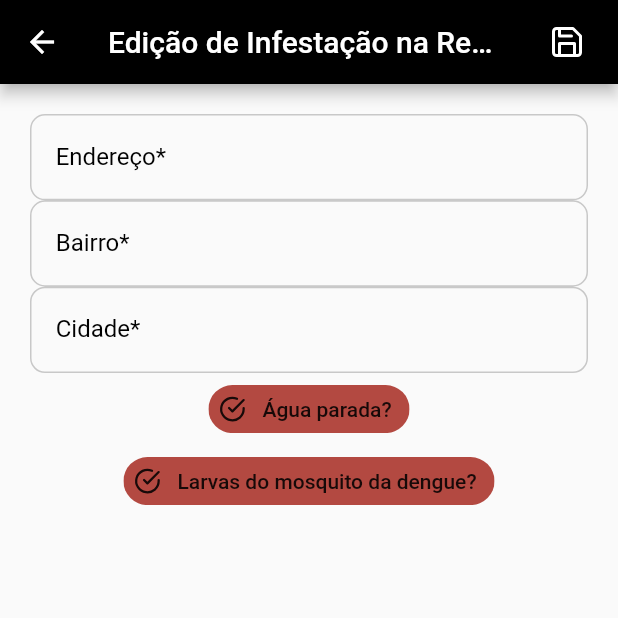
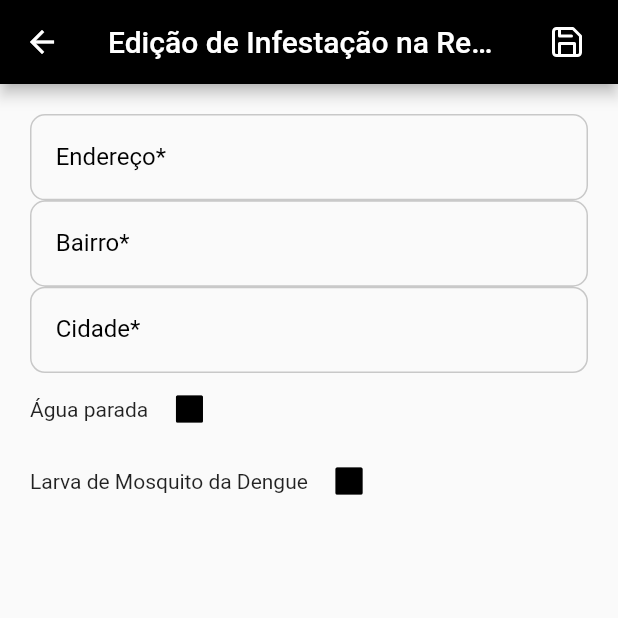
Before and after one commit to rp-5/dengue-frontend, a Flutter app: the RegionEdit screen opened directly, on a phone screen of 412 x 824 dp, the top half of it. Run offline on Flutter 3.47's test engine with Material 2 defaults, Android fonts, the phone set to English and light mode, and no system bars; our stand-ins replace animated_bottom_navigation_bar, flutter_feather_icons; Roboto replaces fonts that are missing (Proxima).

Commit message:
forms-checkboxes-styled

```diff
--- a/dengue/lib/src/pages/region_edit.dart
+++ b/dengue/lib/src/pages/region_edit.dart
@@ -17,6 +17,18 @@ class RegionEditState extends State<RegionEdit> {
   }
 
   Widget getBody() {
+    Color getColor(Set<MaterialState> states) {
+      const Set<MaterialState> interactiveStates = <MaterialState>{
+        MaterialState.pressed,
+        MaterialState.hovered,
+        MaterialState.focused,
+      };
+      if (states.any(interactiveStates.contains)) {
+        return Colors.blue;
+      }
+      return Colors.black;
+    }
+
     return Scaffold(
       appBar: AppBar(
         title: const Text('Edição de Infestação na Região'),
@@ -45,29 +57,33 @@ class RegionEditState extends State<RegionEdit> {
               TextFormField(
                 decoration: const InputDecoration(labelText: 'Cidade*'),
               ),
-              ChoiceChip(
-                label: const Text('Água parada?'),
-                selected: isSelectedAgua,
-                selectedColor: const Color.fromARGB(255, 55, 192, 59),
-                backgroundColor: const Color.fromARGB(255, 179, 73, 65),
-                avatar: const Icon(FeatherIcons.checkCircle),
-                onSelected: (newBoolValue) {
+              Row(
+                children: [
+                  const Text('Água parada '),
+                  Checkbox(
+                    fillColor: MaterialStateProperty.resolveWith(getColor),
+                    value: isSelectedAgua,
+                    onChanged: (bool? value) {
                       setState(() {
-                    isSelectedAgua = newBoolValue;
+                        isSelectedAgua = value!;
                       });
                     },
                   ),
-              ChoiceChip(
-                label: const Text('Larvas do mosquito da dengue?'),
-                selected: isSelectedLarva,
-                selectedColor: const Color.fromARGB(255, 55, 192, 59),
-                backgroundColor: const Color.fromARGB(255, 179, 73, 65),
-                avatar: const Icon(FeatherIcons.checkCircle),
-                onSelected: (newBoolValue) {
+                ],
+              ),
+              Row(
+                children: [
+                  const Text('Larva de Mosquito da Dengue '),
+                  Checkbox(
+                    fillColor: MaterialStateProperty.resolveWith(getColor),
+                    value: isSelectedLarva,
+                    onChanged: (bool? value) {
                       setState(() {
-                    isSelectedLarva = newBoolValue;
+                        isSelectedLarva = value!;
                       });
                     },
+                  ),
+                ],
               ),
             ],
           ),
```
Also changed, not shown: dengue/lib/src/pages/region_register.dart (+1 -25 lines). Lines whose indentation alone changed are shown as unchanged.
